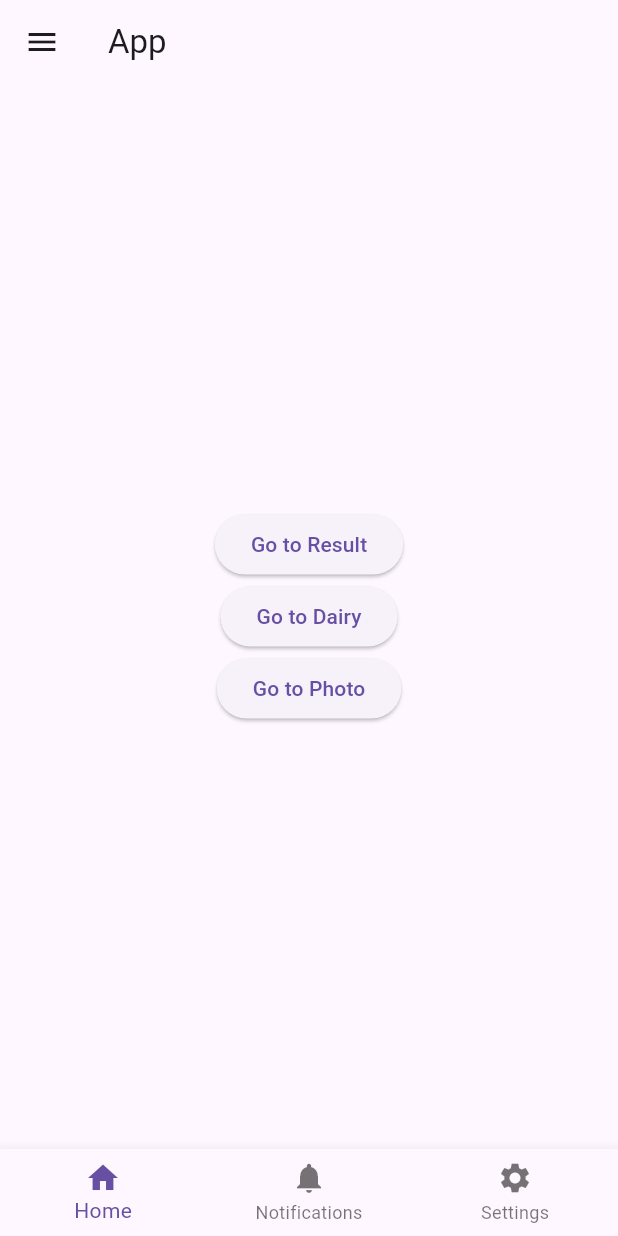
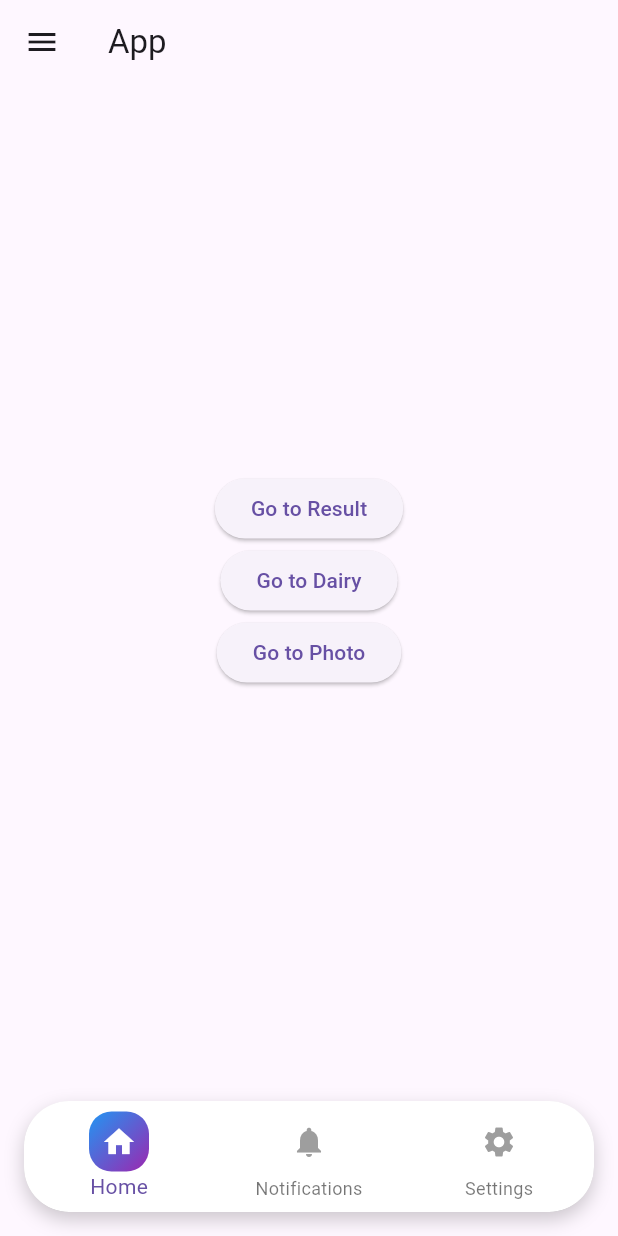
Before and after one commit to Zaeem104158/basedemoproject, a Flutter app: the screen it shows after launch, on a phone screen of 412 x 824 dp. Run offline on Flutter 3.47's test engine with Material 3 defaults, Android fonts, the phone set to English and light mode, and no system bars; our stand-ins replace get.

Commit message:
Some issue fixed and changed bottombar design

```diff
--- a/lib/app/app.dart
+++ b/lib/app/app.dart
@@ -9,12 +9,10 @@ class App extends StatelessWidget {
 
   @override
   Widget build(BuildContext context) {
-
     Get.put(BottomNavController());
 
     return GetMaterialApp(
       title: 'Bottom Navigation Demo',
-      // initialRoute: '/home',
       getPages: RouteService.getPages,
     );
   }
--- a/lib/app/bottom_navbar.dart/widget/bottom_navbar_widget.dart
+++ b/lib/app/bottom_navbar.dart/widget/bottom_navbar_widget.dart
@@ -1,23 +1,36 @@
 import 'package:baseproj/route/route_path.dart';
 import 'package:flutter/material.dart';
 import 'package:get/get.dart';
-
 import '../controller/bottom_navbar_controller.dart';
 
-class BottomNavBar extends StatelessWidget {
+class BottomNavBar extends GetView<BottomNavController> {
   const BottomNavBar({super.key});
 
   @override
   Widget build(BuildContext context) {
-
-    final BottomNavController controller = Get.find();
-
     return Obx(() {
-      return BottomNavigationBar(
+      return Container(
+        margin: const EdgeInsets.all(16),
+        decoration: BoxDecoration(
+          color: Colors.transparent,
+          borderRadius: BorderRadius.circular(30),
+          boxShadow: [
+            BoxShadow(
+              color: Colors.black.withOpacity(0.2),
+              blurRadius: 10,
+              offset: const Offset(0, 5),
+            ),
+          ],
+        ),
+        child: ClipRRect(
+          borderRadius: BorderRadius.circular(30),
+          child: BottomNavigationBar(
+            backgroundColor: Colors.white,
+            elevation: 10,
             currentIndex: controller.selectedIndex.value,
             onTap: (index) {
               controller.changeIndex(index);
-          // Navigate based on index
+
               switch (index) {
                 case 0:
                   Get.offAllNamed(RoutePath.home);
@@ -30,21 +43,65 @@ class BottomNavBar extends StatelessWidget {
                   break;
               }
             },
-        items: const [
-          BottomNavigationBarItem(
-            icon: Icon(Icons.home),
+            items: [
+              // BottomNavigationBarItem(
+              //   icon: Icon(Icons.home),
+              //   label: 'Home',
+              // ),
+              _buildBottomNavItem(
+                icon: Icons.home,
                 label: 'Home',
+                isSelected: controller.selectedIndex.value == 0,
               ),
-          BottomNavigationBarItem(
-            icon: Icon(Icons.notifications),
+              // BottomNavigationBarItem(
+              //   icon: Icon(Icons.notifications),
+              //   label: 'Notifications',
+              // ),
+              // BottomNavigationBarItem(
+              //   icon: Icon(Icons.settings),
+              //   label: 'Settings',
+              // ),
+              _buildBottomNavItem(
+                icon: Icons.notifications,
                 label: 'Notifications',
+                isSelected: controller.selectedIndex.value == 1,
               ),
-          BottomNavigationBarItem(
-            icon: Icon(Icons.settings),
+              _buildBottomNavItem(
+                icon: Icons.settings,
                 label: 'Settings',
+                isSelected: controller.selectedIndex.value == 2,
               ),
             ],
+          ),
+        ),
       );
     });
   }
+
+  BottomNavigationBarItem _buildBottomNavItem({
+    required IconData icon,
+    required String label,
+    required bool isSelected,
+  }) {
+    return BottomNavigationBarItem(
+      icon: Container(
+        padding: const EdgeInsets.all(8),
+        decoration: isSelected
+            ? BoxDecoration(
+                gradient: const LinearGradient(
+                  colors: [Colors.blue, Colors.purple],
+                  begin: Alignment.topLeft,
+                  end: Alignment.bottomRight,
+                ),
+                borderRadius: BorderRadius.circular(15),
+              )
+            : null,
+        child: Icon(
+          icon,
+          color: isSelected ? Colors.white : Colors.grey,
+        ),
+      ),
+      label: label,
+    );
   }
+}
```
Lines whose indentation alone changed are shown as unchanged.
